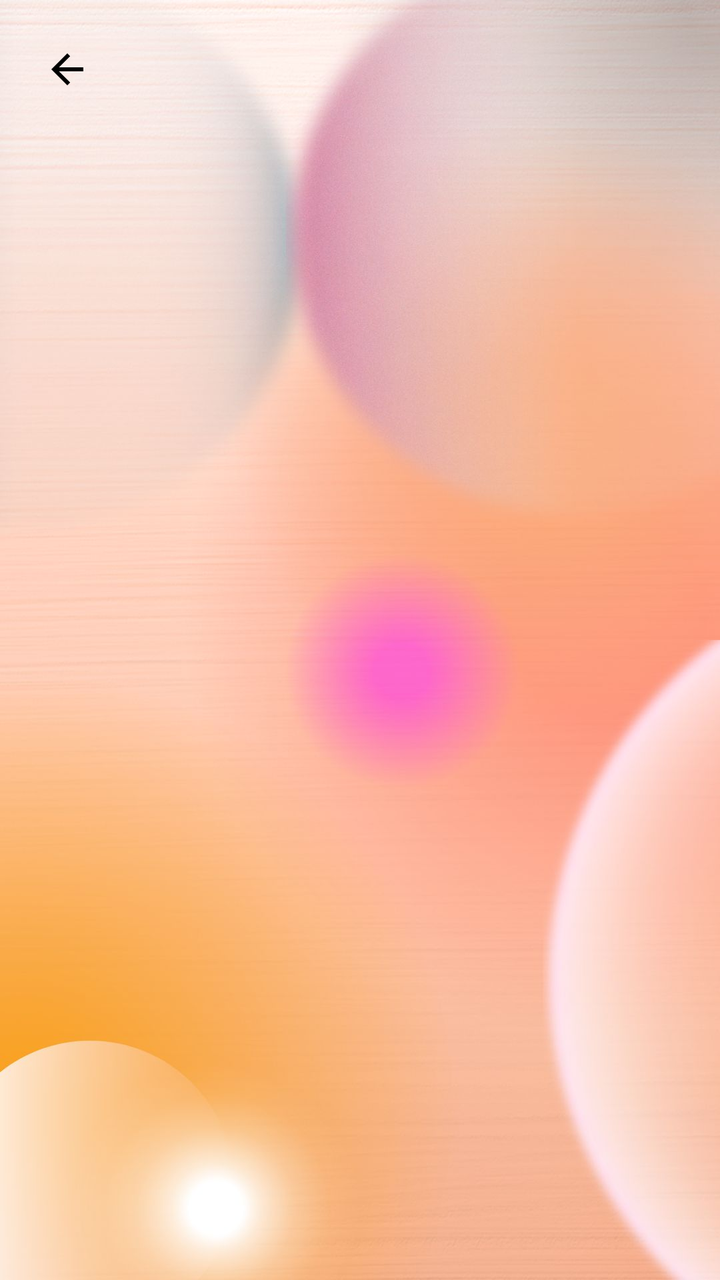
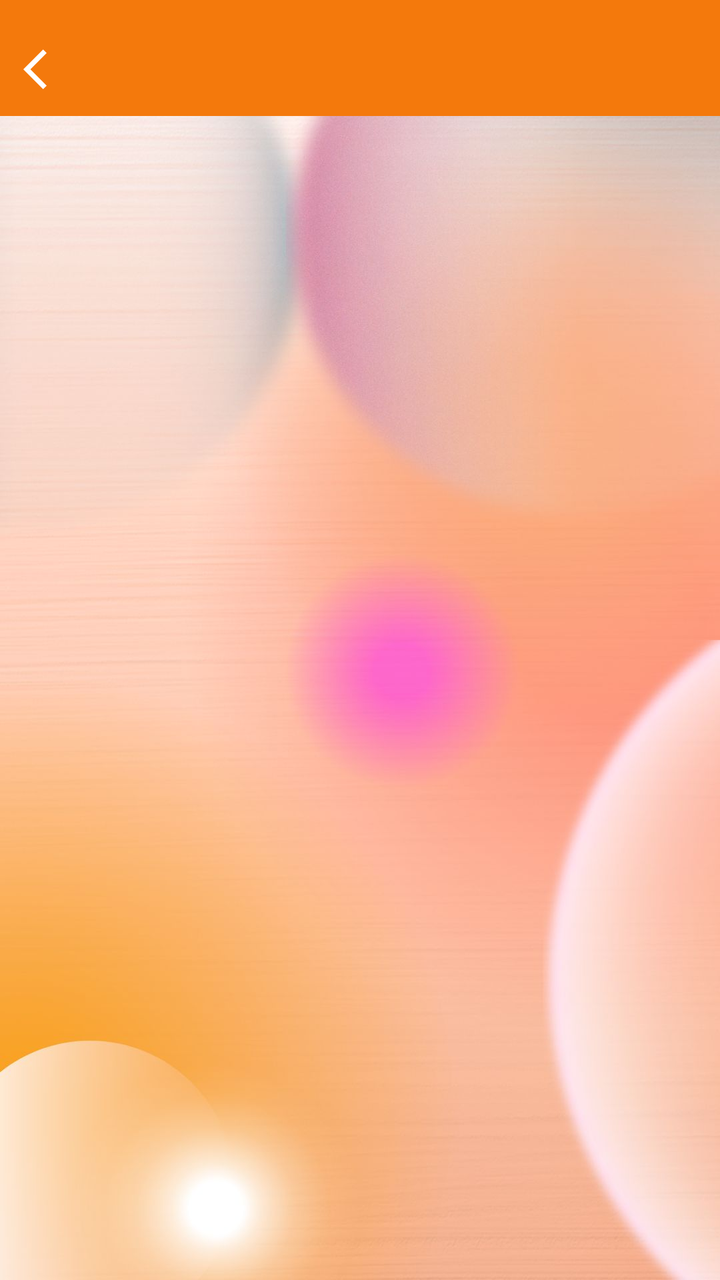

Screens rendered from an Android XML layout before and after an edit, with the pre-edit source and the edit as a unified diff.
<!-- AndroidManifest.xml: application theme Theme.MyApplication -->
<!-- res/layout/activity_book2.xml -->
<?xml version="1.0" encoding="utf-8"?>
<androidx.constraintlayout.widget.ConstraintLayout xmlns:android="http://schemas.android.com/apk/res/android"
    xmlns:app="http://schemas.android.com/apk/res-auto"
    xmlns:tools="http://schemas.android.com/tools"
    android:layout_width="match_parent"
    android:layout_height="match_parent"
    tools:context=".BookActivity2"
    >
    <ImageView
        android:layout_width="match_parent"
        android:layout_height="match_parent"
        android:src="@drawable/untitleddesignh"
        android:scaleType="centerCrop"
        android:contentDescription="@string/todo78" />


    <ImageButton
        android:id="@+id/button01"
        android:layout_width="@dimen/dim_67"
        android:layout_height="@dimen/dim_69"
        android:background="@null"
        android:src="@drawable/baseline_arrow_back_24"
        app:layout_constraintEnd_toEndOf="parent"
        app:layout_constraintHorizontal_bias="0.0"
        app:layout_constraintStart_toStartOf="parent"
        tools:ignore="ContentDescription,ImageContrastCheck,MissingConstraints,SpeakableTextPresentCheck,TouchTargetSizeCheck"
        tools:layout_editor_absoluteY="3dp">

    </ImageButton>

    <androidx.recyclerview.widget.RecyclerView
        android:id="@+id/recyle37"
        android:layout_width="@dimen/dim_398"
        android:layout_height="668dp"
        android:layout_alignParentStart="true"
        android:layout_alignParentBottom="true"
        android:layout_centerHorizontal="true"
        android:layout_marginStart="@dimen/dim_5"
        android:layout_marginBottom="-5dp"
        app:layoutManager="androidx.recyclerview.widget.GridLayoutManager"
        app:layout_constraintBottom_toBottomOf="parent"
        app:layout_constraintEnd_toEndOf="parent"
        app:layout_constraintHorizontal_bias="0.533"
        app:layout_constraintStart_toStartOf="parent"
        app:layout_constraintTop_toTopOf="parent"
        app:layout_constraintVertical_bias="1.0"
        app:spanCount="2"
        tools:ignore="MissingConstraints"
        tools:listitem="@layout/item_books" />


</androidx.constraintlayout.widget.ConstraintLayout>
<!-- res/layout/item_books.xml (included above) -->
<?xml version="1.0" encoding="utf-8"?>
<androidx.cardview.widget.CardView xmlns:android="http://schemas.android.com/apk/res/android"
    xmlns:tools="http://schemas.android.com/tools"
    android:layout_width="match_parent"
    android:layout_height="wrap_content"
    xmlns:app="http://schemas.android.com/apk/res-auto"
    android:layout_margin="@dimen/dim_5"
    app:cardCornerRadius="@dimen/dim_7">
    <LinearLayout
        android:layout_width="match_parent"
        android:layout_height="wrap_content"
        android:orientation="vertical">
        <androidx.cardview.widget.CardView
            android:layout_width="match_parent"
            android:layout_margin="@dimen/dim_5"
            app:cardCornerRadius="@dimen/dim_7"
            android:layout_height="@dimen/dim_250"
            app:cardElevation="@dimen/dim_10">
            <ImageView
                android:src="@drawable/downloads"
                android:layout_width="match_parent"
                android:layout_height="match_parent"
                android:adjustViewBounds="true"
                android:id="@+id/book_cover"
                tools:ignore="ContentDescription" />
        </androidx.cardview.widget.CardView>

        <TextView
            android:id="@+id/book_t"
            android:layout_width="wrap_content"
            android:layout_height="wrap_content"
            android:layout_margin="@dimen/dim_10"
            android:text="@string/_101_computer_fundamental"
            android:textColor="#090909"
            android:textSize="12sp"
            tools:ignore="VisualLintBounds" />
    </LinearLayout>

</androidx.cardview.widget.CardView>
<!-- resources referenced by this layout -->
<resources>
  <dimen name="dim_10">10dp</dimen>
  <dimen name="dim_250">250dp</dimen>
  <dimen name="dim_398">398dp</dimen>
  <dimen name="dim_5">5dp</dimen>
  <dimen name="dim_67">67dp</dimen>
  <dimen name="dim_69">69dp</dimen>
  <dimen name="dim_7">7dp</dimen>
  <!-- drawable baseline_arrow_back_24 (drawable) -->
  <vector android:autoMirrored="true" android:height="24dp"
      android:tint="#000000" android:viewportHeight="24"
      android:viewportWidth="24" android:width="24dp" xmlns:android="http://schemas.android.com/apk/res/android">
      <path android:fillColor="@android:color/white" android:pathData="M20,11H7.83l5.59,-5.59L12,4l-8,8 8,8 1.41,-1.41L7.83,13H20v-2z"/>
  </vector>
  <!-- drawable downloads: jpg bitmap (drawable-mdpi, 11586 bytes) -->
  <!-- drawable untitleddesignh: jpg bitmap (drawable-mdpi, 84470 bytes) -->
  <string name="_101_computer_fundamental">101-Computer FundaMental</string>
  <string name="todo78">TODO45</string>
  <style name="Theme.MyApplication" parent="Base.Theme.MyApplication" />
  <style name="Base.Theme.MyApplication" parent="Theme.Material3.DayNight.NoActionBar">
          
          
  
          <item name="colorPrimary">#F4790C</item>
      </style>
</resources>

<!-- the commit's change to res/layout/activity_book2.xml (unified diff, before → after) -->
@@ -6,27 +6,44 @@
     android:layout_height="match_parent"
     tools:context=".BookActivity2"
     >
+
     <ImageView
         android:layout_width="match_parent"
         android:layout_height="match_parent"
+        android:contentDescription="@string/todo78"
+        android:scaleType="centerCrop"
         android:src="@drawable/untitleddesignh"
-        android:scaleType="centerCrop"
-        android:contentDescription="@string/todo78" />
+        tools:ignore="ImageContrastCheck" />
 
 
-    <ImageButton
-        android:id="@+id/button01"
-        android:layout_width="@dimen/dim_67"
-        android:layout_height="@dimen/dim_69"
-        android:background="@null"
-        android:src="@drawable/baseline_arrow_back_24"
+    <com.google.android.material.appbar.MaterialToolbar
+        android:id="@+id/materialToolbar"
+        android:layout_width="413dp"
+        android:layout_height="58dp"
+        android:background="?attr/colorPrimary"
+        android:minHeight="?attr/actionBarSize"
+        android:theme="?attr/actionBarTheme"
         app:layout_constraintEnd_toEndOf="parent"
-        app:layout_constraintHorizontal_bias="0.0"
         app:layout_constraintStart_toStartOf="parent"
-        tools:ignore="ContentDescription,ImageContrastCheck,MissingConstraints,SpeakableTextPresentCheck,TouchTargetSizeCheck"
-        tools:layout_editor_absoluteY="3dp">
+        tools:layout_editor_absoluteY="0dp"
+        tools:ignore="MissingConstraints,VisualLintBounds">
+        
+        <ImageButton
+            android:id="@+id/button01"
+            android:layout_width="@dimen/dim_67"
+            android:layout_height="@dimen/dim_69"
+            android:background="@null"
 
-    </ImageButton>
+            app:layout_constraintEnd_toEndOf="parent"
+            app:layout_constraintHorizontal_bias="0.0"
+            app:layout_constraintStart_toStartOf="parent"
+            tools:ignore="ContentDescription,ImageContrastCheck,MissingConstraints,SpeakableTextPresentCheck,TouchTargetSizeCheck,VisualLintBounds"
+            tools:layout_editor_absoluteY="@dimen/dim_3"
+            android:src="@drawable/baseline_arrow_back_ios_24"
+            app:tint="@android:color/white"
+            />
+    </com.google.android.material.appbar.MaterialToolbar>
+
 
     <androidx.recyclerview.widget.RecyclerView
         android:id="@+id/recyle37"
@@ -47,45 +64,58 @@
         app:spanCount="2"
         tools:ignore="MissingConstraints"
         tools:listitem="@layout/item_books" />
-
-
 </androidx.constraintlayout.widget.ConstraintLayout>
 <!-- res/layout/item_books.xml (included above) -->
 <?xml version="1.0" encoding="utf-8"?>
-<androidx.cardview.widget.CardView xmlns:android="http://schemas.android.com/apk/res/android"
+<androidx.cardview.widget.CardView
+    xmlns:android="http://schemas.android.com/apk/res/android"
+    xmlns:app="http://schemas.android.com/apk/res-auto"
     xmlns:tools="http://schemas.android.com/tools"
     android:layout_width="match_parent"
     android:layout_height="wrap_content"
-    xmlns:app="http://schemas.android.com/apk/res-auto"
     android:layout_margin="@dimen/dim_5"
-    app:cardCornerRadius="@dimen/dim_7">
+    app:cardCornerRadius="@dimen/dim_7"
+    app:cardElevation="@dimen/dim_6"
+    android:background="?android:attr/selectableItemBackground">
+
     <LinearLayout
         android:layout_width="match_parent"
         android:layout_height="wrap_content"
-        android:orientation="vertical">
+        android:orientation="vertical"
+        android:padding="@dimen/dim_8">
+
+        
         <androidx.cardview.widget.CardView
             android:layout_width="match_parent"
-            android:layout_margin="@dimen/dim_5"
+            android:layout_height="@dimen/dim_250"
+            android:layout_marginBottom="@dimen/dim_8"
             app:cardCornerRadius="@dimen/dim_7"
-            android:layout_height="@dimen/dim_250"
             app:cardElevation="@dimen/dim_10">
+
             <ImageView
-                android:src="@drawable/downloads"
+                android:id="@+id/book_cover"
                 android:layout_width="match_parent"
                 android:layout_height="match_parent"
+                android:scaleType="centerCrop"
                 android:adjustViewBounds="true"
-                android:id="@+id/book_cover"
+
+                android:src="@drawable/downloads"
                 tools:ignore="ContentDescription" />
         </androidx.cardview.widget.CardView>
 
+        
         <TextView
             android:id="@+id/book_t"
             android:layout_width="wrap_content"
             android:layout_height="wrap_content"
-            android:layout_margin="@dimen/dim_10"
+            android:layout_marginStart="@dimen/dim_10"
+            android:layout_marginEnd="@dimen/dim_10"
             android:text="@string/_101_computer_fundamental"
             android:textColor="#090909"
-            android:textSize="12sp"
+            android:textSize="14sp"
+            android:textStyle="bold"
+            android:maxLines="2"
+            android:ellipsize="end"
             tools:ignore="VisualLintBounds" />
     </LinearLayout>
 
<!-- resource entries referenced after the edit -->
@@ -2,16 +2,19 @@
 <resources>
   <dimen name="dim_10">10dp</dimen>
   <dimen name="dim_250">250dp</dimen>
+  <dimen name="dim_3">3dp</dimen>
   <dimen name="dim_398">398dp</dimen>
   <dimen name="dim_5">5dp</dimen>
+  <dimen name="dim_6">6dp</dimen>
   <dimen name="dim_67">67dp</dimen>
   <dimen name="dim_69">69dp</dimen>
   <dimen name="dim_7">7dp</dimen>
-  <!-- drawable baseline_arrow_back_24 (drawable) -->
-  <vector android:autoMirrored="true" android:height="24dp"
-      android:tint="#000000" android:viewportHeight="24"
-      android:viewportWidth="24" android:width="24dp" xmlns:android="http://schemas.android.com/apk/res/android">
-      <path android:fillColor="@android:color/white" android:pathData="M20,11H7.83l5.59,-5.59L12,4l-8,8 8,8 1.41,-1.41L7.83,13H20v-2z"/>
+  <dimen name="dim_8" tools:ignore="MissingDefaultResource">12dp</dimen>
+  <!-- drawable baseline_arrow_back_ios_24 (drawable) -->
+  <vector xmlns:android="http://schemas.android.com/apk/res/android" android:autoMirrored="true" android:height="24dp" android:tint="#0C0C0C" android:viewportHeight="24" android:viewportWidth="24" android:width="24dp">
+        
+      <path android:fillColor="@android:color/white" android:pathData="M11.67,3.87L9.9,2.1 0,12l9.9,9.9 1.77,-1.77L3.54,12z"/>
+      
   </vector>
   <!-- drawable downloads: jpg bitmap (drawable-mdpi, 11586 bytes) -->
   <!-- drawable untitleddesignh: jpg bitmap (drawable-mdpi, 84470 bytes) -->
